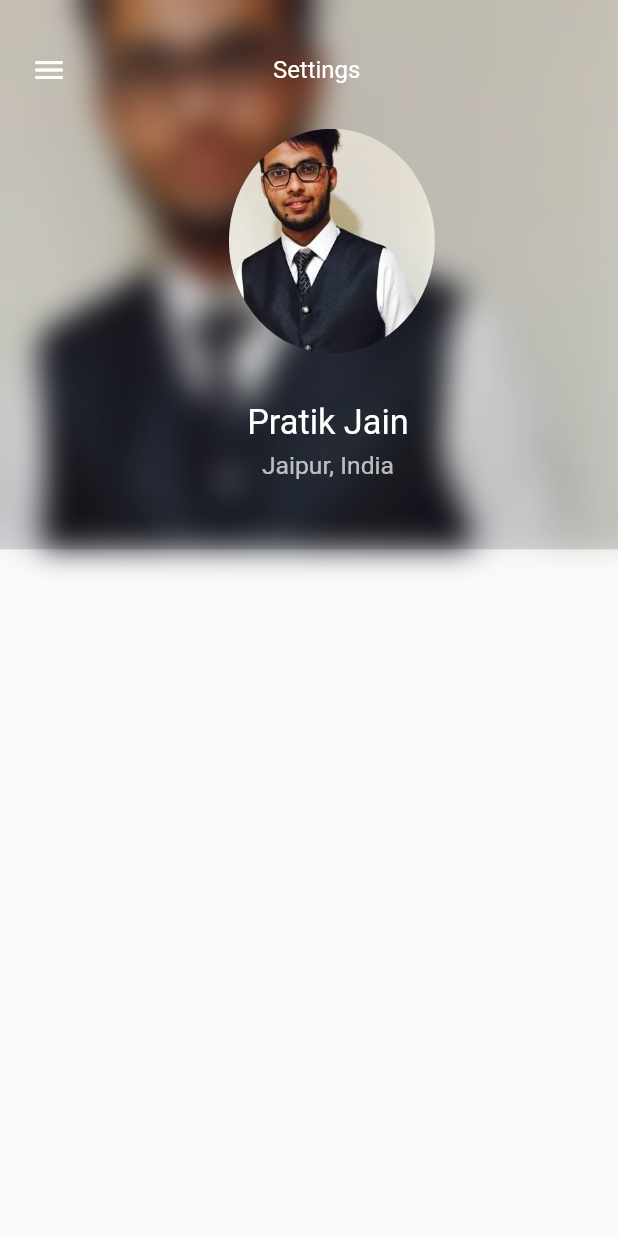
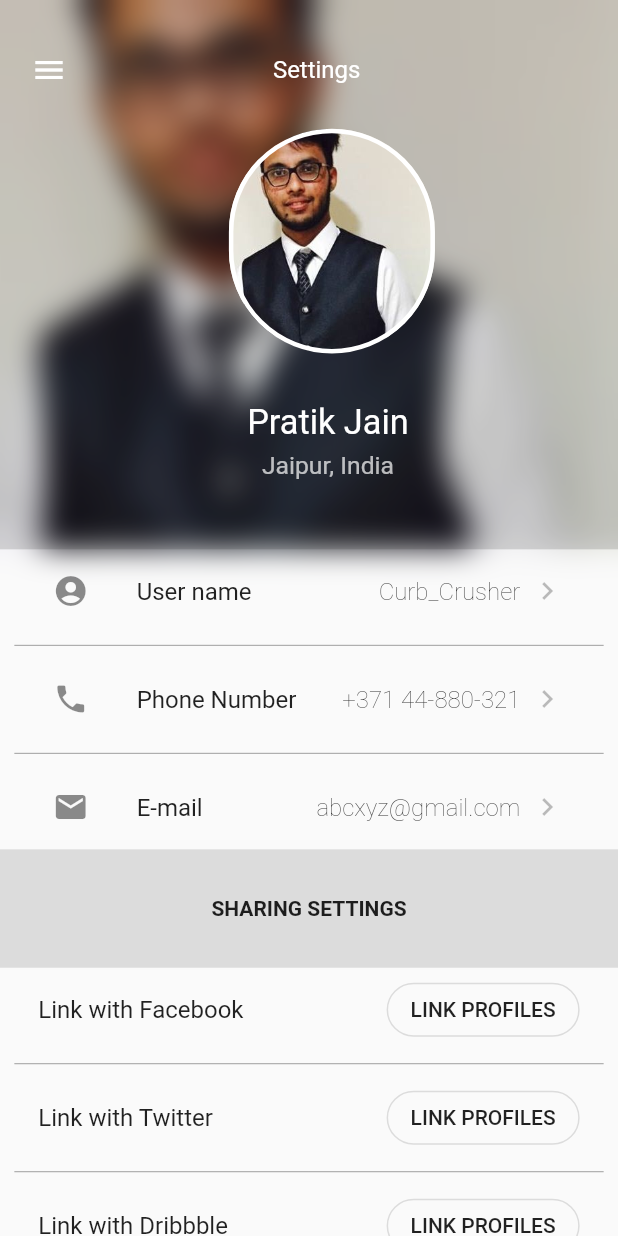
Before and after one commit to pratikjain04/profile, a Flutter app: the screen it shows after launch, on a phone screen of 412 x 824 dp. Run offline on Flutter 3.47's test engine with Material 2 defaults, Android fonts, the phone set to English and light mode, and no system bars.

Commit message:
Complete the profile page
Signed-off-by: ateek-ujjawal <ateekujjawal@gmail.com>

```diff
--- a/profileui/lib/main.dart
+++ b/profileui/lib/main.dart
@@ -9,22 +9,78 @@ class Profile extends StatefulWidget {
   _ProfileState createState() => _ProfileState();
 }
 
+class ListWidget extends StatelessWidget {
+  final String title;
+  final Icon icon;
+  final String trailing;
+  ListWidget({this.title, this.icon, this.trailing});
+
+  @override
+  Widget build(BuildContext context) {
+    final uniWidth = MediaQuery.of(context).size.width;
+    return Padding(
+      padding: EdgeInsets.only(left: uniWidth / 43.1, right: uniWidth / 43.1),
+      child: ListTile(
+        //TODO: Add tap actions
+        onTap: (){},
+        leading: icon,
+        title: Row(
+          children: <Widget>[
+            Text(title),
+            Expanded(child: Container()),
+            Text(
+              trailing,
+              style: TextStyle(
+                  fontWeight: FontWeight.w100
+              ),
+            ),
+            Padding(padding: EdgeInsets.only(left: 6.0)),
+            Icon(Icons.keyboard_arrow_right, color: Colors.black26)
+          ],
+        ),
+      ),
+    );
+  }
+}
+
+final List<ListWidget> actions = [
+  ListWidget(
+    title: 'User name',
+    icon: Icon(Icons.account_circle),
+    trailing: 'Curb_Crusher',
+  ),
+  ListWidget(
+    title: 'Phone Number',
+    icon: Icon(Icons.phone),
+    trailing: '+371 44-880-321',
+  ),
+  ListWidget(
+    title: 'E-mail',
+    icon: Icon(Icons.email),
+    trailing: 'abcxyz@gmail.com',
+  ),
+];
+
 class _ProfileState extends State<Profile> {
+
   @override
   Widget build(BuildContext context) {
 
     double uniWidth = MediaQuery.of(context).size.width;
     double uniHeight = MediaQuery.of(context).size.height;
 
-    return Container(
-      child: Stack(
-        fit: StackFit.expand,
+    return Column(
+      children: <Widget>[
+        Expanded(
+          child: ListView(
+              children: [
+                Stack(
                   children: <Widget>[
                     Column(
                       mainAxisAlignment: MainAxisAlignment.start,
                       children: <Widget>[
                         Container(
-                height: uniHeight/2.25,
+                          height: uniHeight / 2.25,
                           //todo: Insert code for fetching image from database in final code
                           decoration: new BoxDecoration(
                             image: new DecorationImage(
@@ -35,7 +91,8 @@ class _ProfileState extends State<Profile> {
                           child: new BackdropFilter(
                             filter: new ImageFilter.blur(sigmaX: 10.0, sigmaY: 10.0),
                             child: new Container(
-                    decoration: new BoxDecoration(color: Colors.black.withOpacity(0.15)),
+                              decoration: new BoxDecoration(
+                                  color: Colors.black.withOpacity(0.15)),
                               //making the background a bit dark for the texts to be fairly visible in case of white bright images
                             ),
                           ),
@@ -46,38 +103,111 @@ class _ProfileState extends State<Profile> {
                       mainAxisAlignment: MainAxisAlignment.start,
                       crossAxisAlignment: CrossAxisAlignment.start,
                       children: <Widget>[
-              Padding(padding: EdgeInsets.only(top: uniWidth/12),),
+                        Padding(padding: EdgeInsets.only(top: uniWidth / 12),),
                         Row(
                           mainAxisAlignment: MainAxisAlignment.start,
                           children: <Widget>[
-                  Padding(padding: EdgeInsets.only(left: uniWidth/20),),
+                            Padding(padding: EdgeInsets.only(left: uniWidth / 20),),
                             Icon(Icons.menu, color: Colors.white,),
-                  Padding(padding: EdgeInsets.only(left: uniWidth/3)),
-                  Text('Settings', style: TextStyle(color: Colors.white, fontSize: 16.0),),
+                            Padding(padding: EdgeInsets.only(left: uniWidth / 3)),
+                            Text('Settings',
+                              style: TextStyle(color: Colors.white, fontSize: 16.0),),
                           ],),
-              Padding(padding: EdgeInsets.only(top: uniHeight/30, left: uniWidth/2.7),
-                  child: ClipOval(
+                        Padding(padding: EdgeInsets.only(
+                            top: uniHeight / 30, left: uniWidth / 2.7),
                           child: Container(
-                      height: uniHeight/5.5,
-                      width: uniWidth/3,
-                      child: Image(image: AssetImage('assets/Pratik.jpeg'), fit: BoxFit.cover,),
+                            decoration: BoxDecoration(
+                                border: Border.all(color: Colors.white, width: 3.0),
+                                borderRadius: BorderRadius.circular(100.0),
+                                image: DecorationImage(
+                                    image: AssetImage(
+                                        'assets/Pratik.jpeg'
+                                    ),
+                                    fit: BoxFit.cover
+                                )
+                            ),
+                            height: uniHeight / 5.5,
+                            width: uniWidth / 3,
                           ),
                         ),
-              ),
-              Padding(padding: EdgeInsets.only(top: uniHeight/25, left: uniWidth/2.5),
+                        Padding(padding: EdgeInsets.only(
+                            top: uniHeight / 25, left: uniWidth / 2.5),
                           child: Column(
                             children: <Widget>[
-                  Text('Pratik Jain', style: TextStyle(color: Colors.white, fontSize: uniWidth/18),),
-                  Padding(padding: EdgeInsets.only(top: uniHeight/150)),
-                  Text('Jaipur, India', style: TextStyle(color: Colors.white.withOpacity(0.7), fontSize: uniWidth/25),),
+                              Text('Pratik Jain', style: TextStyle(
+                                  color: Colors.white, fontSize: uniWidth / 18),),
+                              Padding(padding: EdgeInsets.only(top: uniHeight / 150)),
+                              Text('Jaipur, India', style: TextStyle(
+                                  color: Colors.white.withOpacity(0.7),
+                                  fontSize: uniWidth / 25),),
                             ],
                           ),
-
                         ),
                       ],
                     ),
                   ],
                 ),
+                Padding(
+                  padding: EdgeInsets.only(left: uniWidth / 43.1, right: uniWidth / 43.1),
+                  child: ListView.separated(
+                    shrinkWrap: true,
+                    itemBuilder: (BuildContext context, int index) => actions[index],
+                    itemCount: actions.length,
+                    separatorBuilder: (BuildContext context, int index) {
+                      return Divider(color: Colors.grey);
+                    },
+                  ),
+                ),
+                Container(
+                  width: uniWidth,
+                  height: uniHeight / 10.44,
+                  color: Colors.black12,
+                  child: Center(
+                    child: Text(
+                      'SHARING SETTINGS',
+                      style: TextStyle(
+                        fontWeight: FontWeight.bold,
+                      ),
+                    ),
+                  ),
+                ),
+                Padding(
+                    padding: EdgeInsets.only(left: uniWidth / 43.1, right: uniWidth / 43.1),
+                    child: Column(
+                      children: <Widget>[
+                        ListTile(
+                          title: Text('Link with Facebook'),
+                          trailing: OutlineButton(
+                            onPressed: (){},
+                            shape: RoundedRectangleBorder(borderRadius: BorderRadius.circular(20.0)),
+                            child: Text('LINK PROFILES'),
+                          ),
+                        ),
+                        Divider(color: Colors.grey),
+                        ListTile(
+                          title: Text('Link with Twitter'),
+                          trailing: OutlineButton(
+                            onPressed: (){},
+                            shape: RoundedRectangleBorder(borderRadius: BorderRadius.circular(20.0)),
+                            child: Text('LINK PROFILES'),
+                          ),
+                        ),
+                        Divider(color: Colors.grey),
+                        ListTile(
+                          title: Text('Link with Dribbble'),
+                          trailing: OutlineButton(
+                            onPressed: (){},
+                            shape: RoundedRectangleBorder(borderRadius: BorderRadius.circular(20.0)),
+                            child: Text('LINK PROFILES'),
+                          ),
+                        ),
+                      ],
+                    )
+                )
+              ]
+          ),
+        ),
+      ],
     );
   }
 }
```
Lines whose indentation alone changed are shown as unchanged.
